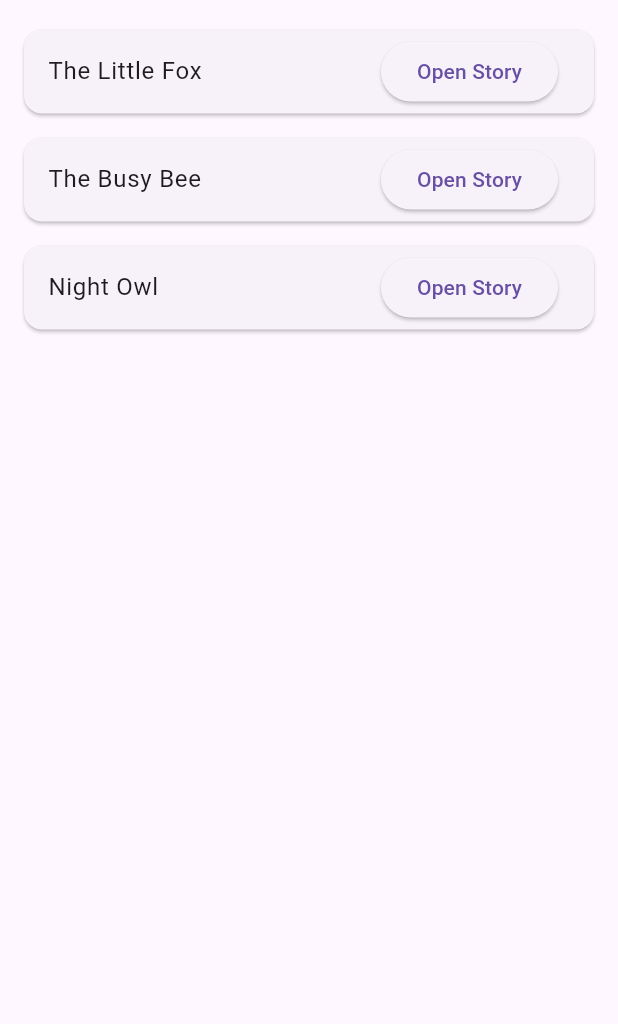
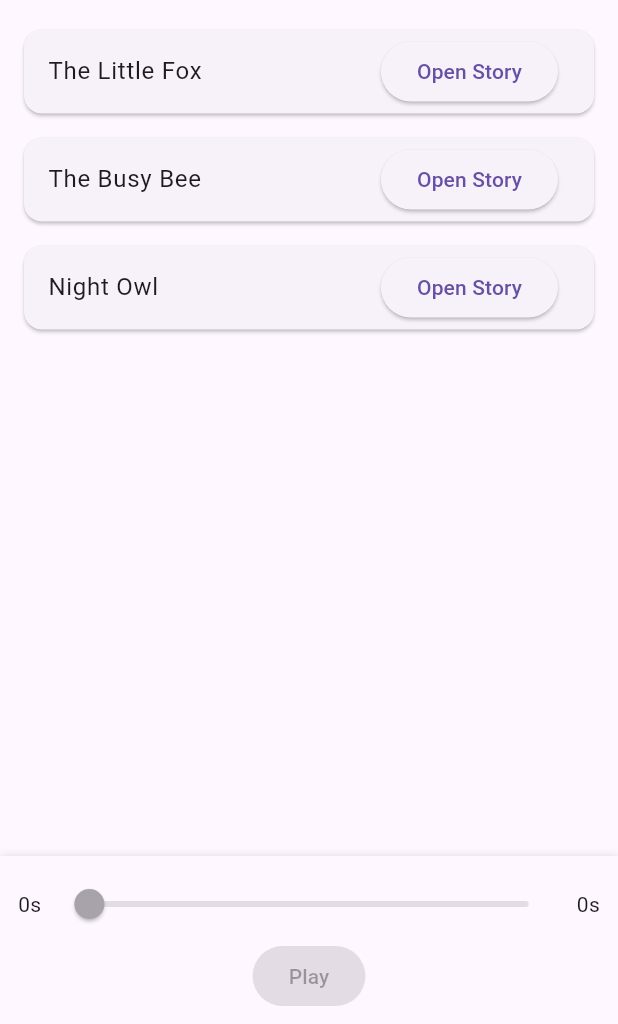
Before and after one commit to sharad25/StoryNest, a Flutter app: the screen it shows after launch, after a tap on "Start", after a tap on "Open Story Pack", on a phone screen of 412 x 824 dp, the part 212-1236 px from its top. Run offline on Flutter 3.47's test engine with Material 3 defaults, Android fonts, the phone set to English and light mode, and no system bars; our stand-ins replace just_audio.

Commit message:
Storypack page playback support

```diff
--- a/reader_app/lib/screens/pack_screen.dart
+++ b/reader_app/lib/screens/pack_screen.dart
@@ -1,6 +1,9 @@
+import 'dart:async';
 import 'dart:convert';
+import 'dart:io';
 import 'package:flutter/material.dart';
 import 'package:flutter/services.dart' show rootBundle;
+import 'package:just_audio/just_audio.dart';
 
 import '../models/pack_manifest.dart';
 import '../models/story_manifest.dart';
@@ -19,11 +22,55 @@ class PackScreen extends StatefulWidget {
 class _PackScreenState extends State<PackScreen> {
   PackManifest? pack;
   List<StoryManifest> stories = [];
+  AudioPlayer? _player;
+  bool _isPlaying = false;
+  bool _audioAvailable = false;
+  StreamSubscription? _playerStateSub;
+  StreamSubscription<Duration>? _positionSub;
+  StreamSubscription<Duration?>? _durationSub;
+  Duration _position = Duration.zero;
+  Duration? _duration;
 
   @override
   void initState() {
     super.initState();
     _loadPack();
+  }
+
+  Future<void> _initAudio() async {
+    const audio = 'assets/audio/sample_audio_narration_1.mp3';
+    try {
+      _player = AudioPlayer();
+      _positionSub = _player!.positionStream.listen((p) {
+        if (!mounted) return;
+        setState(() => _position = p);
+      });
+      _durationSub = _player!.durationStream.listen((d) {
+        if (!mounted) return;
+        setState(() => _duration = d);
+      });
+      _playerStateSub = _player!.playerStateStream.listen((ps) {
+        final playing = ps.playing;
+        if (!mounted) return;
+        setState(() => _isPlaying = playing);
+      });
+
+      // load asset bytes to temp file then play
+      final bd = await rootBundle.load(audio);
+      final bytes = bd.buffer.asUint8List();
+      final tmpDir = Directory.systemTemp;
+      final tmpFile = File('${tmpDir.path}/storynest_pack_asset_${DateTime.now().millisecondsSinceEpoch}.mp3');
+      await tmpFile.writeAsBytes(bytes, flush: true);
+      await _player!.setFilePath(tmpFile.path);
+      if (mounted) setState(() => _audioAvailable = true);
+      await _player!.play();
+    } catch (e, st) {
+      debugPrint('Pack audio init error: $e\n$st');
+      await _player?.dispose();
+      _player = null;
+      if (!mounted) return;
+      setState(() => _audioAvailable = false);
+    }
   }
 
   Future<void> _loadPack() async {
@@ -41,6 +88,8 @@ class _PackScreenState extends State<PackScreen> {
       pack = p;
       stories = loaded;
     });
+    // Start pack narration audio after pack is loaded.
+    _initAudio();
   }
 
   @override
@@ -57,7 +106,10 @@ class _PackScreenState extends State<PackScreen> {
       ),
       body: pack == null
           ? const Center(child: CircularProgressIndicator())
-          : ListView(
+          : Column(
+              children: [
+                Expanded(
+                  child: ListView(
                     padding: const EdgeInsets.all(16.0),
                     children: [
                       if (pack?.description != null && pack!.description!.isNotEmpty)
@@ -72,6 +124,10 @@ class _PackScreenState extends State<PackScreen> {
                               trailing: ElevatedButton(
                                 child: const Text('Open Story'),
                                 onPressed: () {
+                                  // Pause pack narration when opening a story.
+                                  try {
+                                    _player?.pause();
+                                  } catch (_) {}
                                   Navigator.of(context).push(MaterialPageRoute(builder: (_) => StoryScreen(story: s)));
                                 },
                               ),
@@ -79,6 +135,72 @@ class _PackScreenState extends State<PackScreen> {
                           )),
                     ],
                   ),
+                ),
+                // Bottom controls: progress + play/pause similar to story pages
+                Container(
+                  padding: const EdgeInsets.symmetric(horizontal: 12.0, vertical: 8.0),
+                  decoration: BoxDecoration(color: Theme.of(context).scaffoldBackgroundColor, boxShadow: [BoxShadow(color: Colors.black12, blurRadius: 4.0)]),
+                  child: Column(
+                    mainAxisSize: MainAxisSize.min,
+                    children: [
+                      Row(
+                        children: [
+                          Text('${_position.inSeconds}s'),
+                          const SizedBox(width: 8),
+                          Expanded(
+                            child: Slider(
+                              min: 0.0,
+                              max: (_duration?.inMilliseconds ?? 0).toDouble().clamp(1.0, double.infinity),
+                              value: (_duration != null)
+                                  ? _position.inMilliseconds.clamp(0, _duration!.inMilliseconds).toDouble()
+                                  : 0.0,
+                              onChanged: (_audioAvailable && _duration != null)
+                                  ? (v) {
+                                      setState(() => _position = Duration(milliseconds: v.round()));
+                                    }
+                                  : null,
+                              onChangeEnd: (_audioAvailable && _duration != null)
+                                  ? (v) async {
+                                      await _player?.seek(Duration(milliseconds: v.round()));
+                                    }
+                                  : null,
+                            ),
+                          ),
+                          const SizedBox(width: 8),
+                          Text('${_duration?.inSeconds ?? 0}s'),
+                        ],
+                      ),
+                      Row(
+                        mainAxisAlignment: MainAxisAlignment.center,
+                        children: [
+                          ElevatedButton(
+                            onPressed: (_audioAvailable || _isPlaying)
+                                ? () async {
+                                    if (_isPlaying) {
+                                      await _player?.pause();
+                                    } else {
+                                      await _player?.play();
+                                    }
+                                  }
+                                : null,
+                            child: Text(_isPlaying ? 'Pause' : 'Play'),
+                          ),
+                        ],
+                      ),
+                    ],
+                  ),
+                ),
+              ],
+            ),
     );
   }
+
+  @override
+  void dispose() {
+    _playerStateSub?.cancel();
+    _positionSub?.cancel();
+    _durationSub?.cancel();
+    _player?.dispose();
+    super.dispose();
   }
+}
```
Lines whose indentation alone changed are shown as unchanged.
